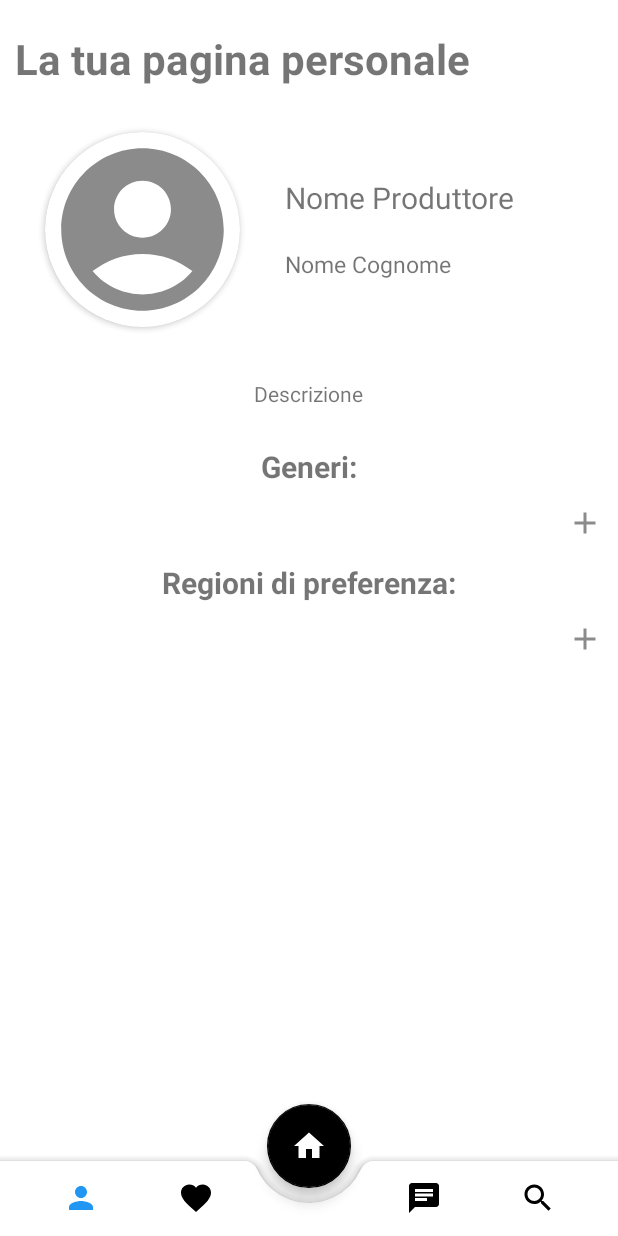
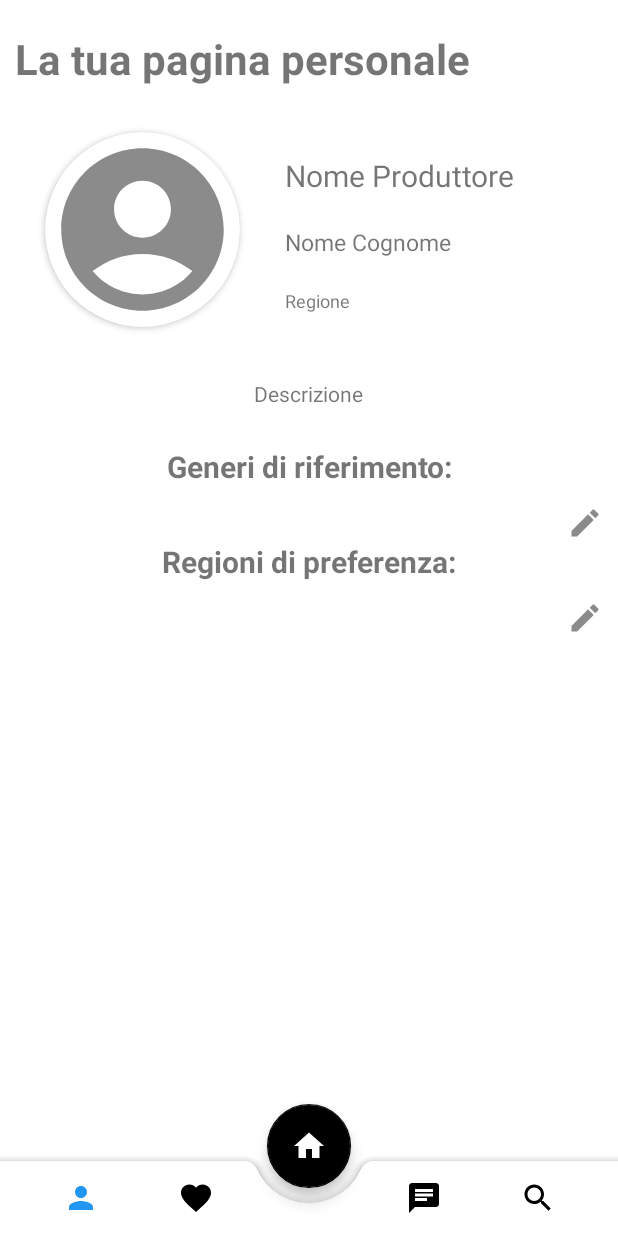
Before and after one commit to alessandrofloris/ProgettoIum, an Android app: the Profile screen opened directly, with no data from a screen before it, on a phone screen of 412 x 824 dp. Run offline under Robolectric (Android 15) with nearby library versions, the phone set to English and light mode, and no system bars; our stand-ins replace FlexboxLayout.

Commit message:
Cambio Layout Generi e Regioni Profile

```diff
--- a/app/src/main/java/com/example/progetto/Profile.java
+++ b/app/src/main/java/com/example/progetto/Profile.java
@@ -10,6 +10,7 @@ import androidx.core.view.ViewCompat;
 import androidx.recyclerview.widget.LinearLayoutManager;
 import androidx.recyclerview.widget.RecyclerView;
 
+import com.google.android.flexbox.FlexboxLayout;
 import com.google.android.material.chip.Chip;
 import com.google.android.material.chip.ChipGroup;
 import com.google.android.material.floatingactionbutton.FloatingActionButton;
@@ -44,8 +45,8 @@ public class Profile extends AppCompatActivity {
     ChipGroup locations_chip_group_view;
 
 
-    LinearLayout selected_genres_container_view;
-    LinearLayout selected_regions_container_view;
+    FlexboxLayout selected_genres_container_view;
+    FlexboxLayout selected_regions_container_view;
 
     @Override
     protected void onCreate(Bundle savedInstanceState) {
--- /dev/null
+++ b/app/src/main/res/drawable/ic_baseline_mode_edit_24.xml
@@ -0,0 +1,5 @@
+<vector android:height="24dp" android:tint="#8B8B8B"
+    android:viewportHeight="24" android:viewportWidth="24"
+    android:width="24dp" xmlns:android="http://schemas.android.com/apk/res/android">
+    <path android:fillColor="@android:color/white" android:pathData="M3,17.25V21h3.75L17.81,9.94l-3.75,-3.75L3,17.25zM20.71,7.04c0.39,-0.39 0.39,-1.02 0,-1.41l-2.34,-2.34c-0.39,-0.39 -1.02,-0.39 -1.41,0l-1.83,1.83 3.75,3.75 1.83,-1.83z"/>
+</vector>
--- a/app/src/main/res/layout/activity_profile.xml
+++ b/app/src/main/res/layout/activity_profile.xml
@@ -64,7 +64,7 @@
 
                 <Space
                     android:layout_width="match_parent"
-                    android:layout_height="60dp" />
+                    android:layout_height="45dp" />
 
                 <TextView
                     android:layout_width="match_parent"
@@ -84,6 +84,18 @@
                     android:gravity="left"
                     android:text="Nome Cognome"
                     android:textSize="15dp" />
+
+
+                <Space
+                    android:layout_width="match_parent"
+                    android:layout_height="20dp" />
+
+                <TextView
+                    android:layout_width="match_parent"
+                    android:layout_height="wrap_content"
+                    android:gravity="left"
+                    android:text="Regione"
+                    android:textSize="12dp" />
             </LinearLayout>
 
         </LinearLayout>
@@ -110,7 +122,7 @@
             android:id="@+id/genreTitle"
             android:layout_width="match_parent"
             android:layout_height="wrap_content"
-            android:text="Generi:"
+            android:text="Generi di riferimento:"
             android:textSize="20dp"
             android:textStyle="bold"
             android:gravity="center"
@@ -119,48 +131,45 @@
         <androidx.constraintlayout.widget.ConstraintLayout
             android:id="@+id/genres_layout"
             android:layout_width="match_parent"
-            android:layout_height="50dp"
-            android:orientation="horizontal"
+            android:layout_height="wrap_content"
+            android:orientation="vertical"
             app:layout_constraintStart_toStartOf="parent"
             app:layout_constraintTop_toBottomOf="@+id/genreTitle">
 
-            <LinearLayout
+            <com.google.android.flexbox.FlexboxLayout
+                xmlns:flex="http://schemas.android.com/apk/res-auto"
                 android:id="@+id/genres_chip_layout"
                 android:layout_width="match_parent"
                 android:layout_height="match_parent"
-                android:layout_gravity="center_horizontal"
-                android:orientation="horizontal"
                 android:layout_marginRight="40dp"
                 android:layout_marginLeft="20dp"
+                flex:alignContent="center"
+                flex:flexWrap="wrap"
+                flex:alignItems="center"
+                flex:justifyContent="space_evenly"
                 app:layout_constraintStart_toStartOf="parent"
                 app:layout_constraintTop_toTopOf="parent">
-
-
-                <HorizontalScrollView
-                    android:layout_width="match_parent"
-                    android:layout_height="wrap_content"
-                    android:scrollbars="none">
 
                     <com.google.android.material.chip.ChipGroup
                         android:id="@+id/genres_chip_group"
                         android:layout_width="match_parent"
                         android:layout_height="wrap_content"
                         android:layout_marginTop="10dp"
+                        android:gravity="center"
                         >
-
                     </com.google.android.material.chip.ChipGroup>
-                </HorizontalScrollView>
 
 
 
-            </LinearLayout>
+
+            </com.google.android.flexbox.FlexboxLayout>
 
             <ImageButton
                 android:id="@+id/add_genres"
                 android:layout_width="wrap_content"
                 android:layout_height="wrap_content"
                 android:background="@color/white"
-                android:src="@drawable/ic_baseline_add_24"
+                android:src="@drawable/ic_baseline_mode_edit_24"
                 app:layout_constraintEnd_toEndOf="parent"
                 app:layout_constraintTop_toTopOf="parent"
                 android:layout_marginVertical="12dp"
@@ -182,42 +191,43 @@
 
         <androidx.constraintlayout.widget.ConstraintLayout
             android:layout_width="match_parent"
-            android:layout_height="50dp"
+            android:layout_height="wrap_content"
+            android:orientation="vertical"
             app:layout_constraintTop_toBottomOf="@+id/regionTitle">
 
-            <LinearLayout
+            <com.google.android.flexbox.FlexboxLayout
+                xmlns:flex="http://schemas.android.com/apk/res-auto"
                 android:id="@+id/regions_chip_layout"
                 android:layout_width="match_parent"
                 android:layout_height="match_parent"
-                android:orientation="horizontal"
+                flex:alignContent="center"
+                flex:flexWrap="wrap"
+                flex:alignItems="center"
+                flex:justifyContent="space_evenly"
                 android:layout_marginRight="40dp"
                 android:layout_marginLeft="20dp"
                 app:layout_constraintStart_toStartOf="parent"
                 app:layout_constraintTop_toTopOf="parent">
 
-                <HorizontalScrollView
-                    android:layout_width="match_parent"
-                    android:layout_height="wrap_content"
-                    android:scrollbars="none">
 
                     <com.google.android.material.chip.ChipGroup
                         android:id="@+id/regions_chip_group"
                         android:layout_width="match_parent"
                         android:layout_height="wrap_content"
                         android:layout_marginTop="10dp"
+                        android:gravity="center"
                         >
 
                     </com.google.android.material.chip.ChipGroup>
-                </HorizontalScrollView>
 
 
-            </LinearLayout>
+            </com.google.android.flexbox.FlexboxLayout>
 
                 <ImageButton
                     android:id="@+id/add_regions"
                     android:layout_width="wrap_content"
                     android:layout_height="wrap_content"
-                    android:src="@drawable/ic_baseline_add_24"
+                    android:src="@drawable/ic_baseline_mode_edit_24"
                     android:layout_gravity="center"
                     android:background="@color/white"
                     app:layout_constraintEnd_toEndOf="parent"
```
